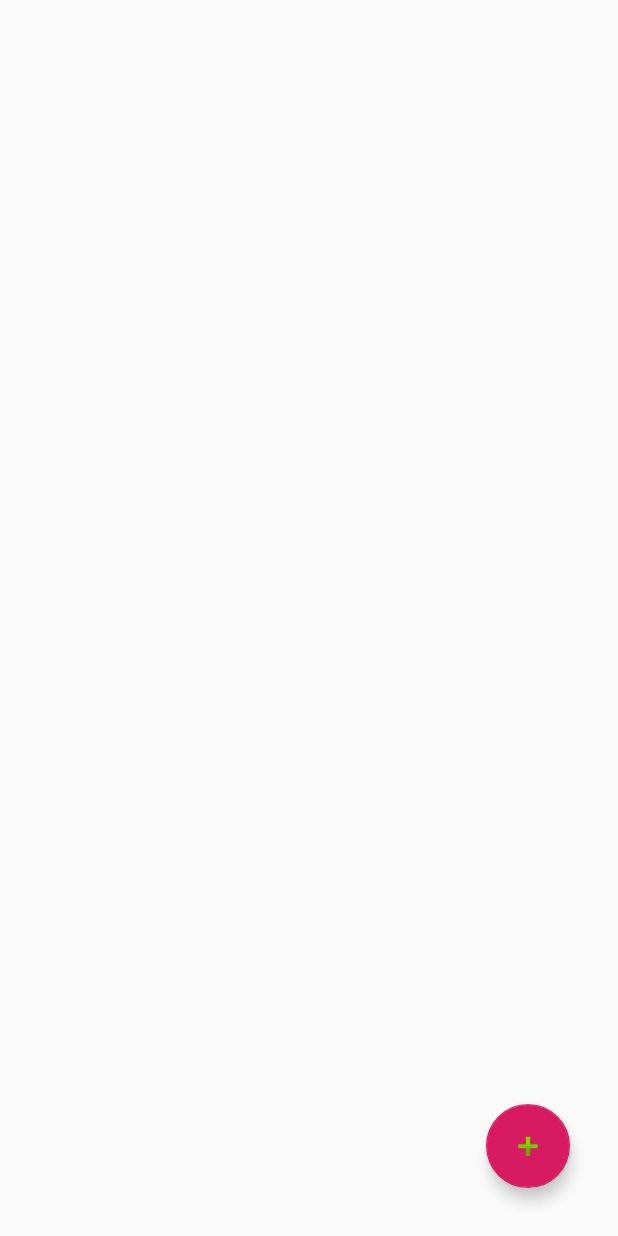
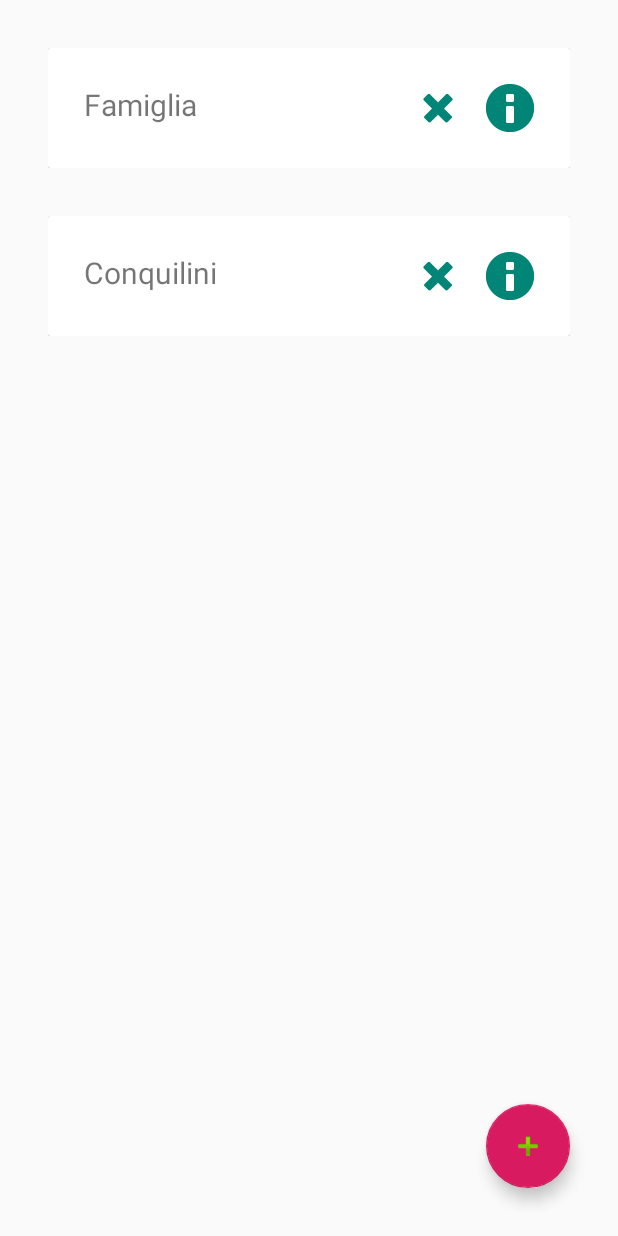
Before and after one commit to emizzz/androidTest, an Android app: the screen it shows after launch (MainActivity), on a phone screen of 412 x 824 dp. Run offline under Robolectric (Android 15) with nearby library versions, the light colour scheme and no system bars.

Commit message:
List class (RecyclerView)

```diff
--- a/app/src/main/AndroidManifest.xml
+++ b/app/src/main/AndroidManifest.xml
@@ -1,5 +1,6 @@
 <?xml version="1.0" encoding="utf-8"?>
 <manifest xmlns:android="http://schemas.android.com/apk/res/android"
+    xmlns:tools="http://schemas.android.com/tools"
     package="com.example.cereal_shopper">
 
     <application
@@ -8,8 +9,9 @@
         android:label="@string/app_name"
         android:roundIcon="@mipmap/ic_launcher_round"
         android:supportsRtl="true"
-        android:theme="@style/AppTheme">
-        <activity android:name=".liste"></activity>
+        android:theme="@style/AppTheme"
+        tools:ignore="GoogleAppIndexingWarning">
+        <activity android:name=".liste" />
         <activity android:name=".group" />
         <activity android:name=".MainActivity">
             <intent-filter>
--- /dev/null
+++ b/app/src/main/java/com/example/cereal_shopper/List.java
@@ -0,0 +1,58 @@
+package com.example.cereal_shopper;
+
+import android.support.v7.widget.RecyclerView;
+import android.view.LayoutInflater;
+import android.view.View;
+import android.view.ViewGroup;
+import android.widget.TextView;
+
+
+public class List extends RecyclerView.Adapter<List.MyViewHolder> {
+    private String[] data;
+
+    // Provide a reference to the views for each data item
+    // Complex data items may need more than one view per item, and
+    // you provide access to all the views for a data item in a view holder
+    public static class MyViewHolder extends RecyclerView.ViewHolder {
+        public TextView  name;
+        public View mView;
+        public MyViewHolder(View v) {
+            super(v);
+            mView = v;
+            name = (TextView) mView.findViewById(R.id.item_name);
+        }
+    }
+
+    // Provide a suitable constructor (depends on the kind of data)
+    public List(String[] _data) {
+        data = _data;
+    }
+
+    // Create new views (invoked by the layout manager)
+    @Override
+    public List.MyViewHolder onCreateViewHolder(ViewGroup parent,
+                                                     int viewType) {
+        // create a new view
+        View v = LayoutInflater.from(parent.getContext())
+                .inflate(R.layout.list_item, parent, false);
+
+        MyViewHolder vh = new MyViewHolder(v);
+        return vh;
+    }
+
+    // Replace the contents of a view (invoked by the layout manager)
+    @Override
+    public void onBindViewHolder(MyViewHolder holder, int i) {
+        // - get element from your data at this position
+        // - replace the contents of the view with that element
+
+        //holder.mView.setText(data[position]);
+        holder.name.setText(data[i]);
+    }
+
+    // Return the size of your data (invoked by the layout manager)
+    @Override
+    public int getItemCount() {
+        return data.length;
+    }
+}
--- a/app/src/main/java/com/example/cereal_shopper/MainActivity.java
+++ b/app/src/main/java/com/example/cereal_shopper/MainActivity.java
@@ -4,17 +4,41 @@ import android.content.Intent;
 import android.support.design.widget.FloatingActionButton;
 import android.support.v7.app.AppCompatActivity;
 import android.os.Bundle;
+import android.support.v7.widget.LinearLayoutManager;
+import android.support.v7.widget.RecyclerView;
 import android.view.View;
 import android.widget.Toast;
 
+import java.util.ArrayList;
+
 public class MainActivity extends AppCompatActivity {
 
-    FloatingActionButton fab;
+    private RecyclerView groupsListView;
+    private RecyclerView.Adapter groupsListAdapter;
+    private RecyclerView.LayoutManager mLayoutManager;
+
+    private String[] groupsNames = new String[] {"Famiglia", "Conquilini"};
+
+    private FloatingActionButton fab;
+
+
     @Override
     protected void onCreate(Bundle savedInstanceState) {
         super.onCreate(savedInstanceState);
         setContentView(R.layout.activity_main);
 
+
+        /*create recycler view*/
+        groupsListView = (RecyclerView) findViewById(R.id.groups_list);
+        mLayoutManager = new LinearLayoutManager(this);
+        groupsListView.setLayoutManager(mLayoutManager);
+
+        groupsListAdapter = new List(groupsNames);
+        groupsListView.setAdapter(groupsListAdapter);
+
+
+
+        /*fab button
         fab = findViewById(R.id.addgroup);
         fab.setOnClickListener(new View.OnClickListener() {
             @Override
@@ -22,7 +46,10 @@ public class MainActivity extends AppCompatActivity {
                 Intent intent = new Intent(getApplicationContext(),liste.class);
                 startActivity(intent);
             }
-        });
+        });*/
+
+
+
     }
 
 
--- a/app/src/main/res/layout/list_item.xml
+++ b/app/src/main/res/layout/list_item.xml
@@ -1,7 +1,7 @@
 <?xml version="1.0" encoding="utf-8"?>
 <LinearLayout xmlns:android="http://schemas.android.com/apk/res/android"
-    android:id="@+id/item"
-    android:layout_width="match_parent" android:layout_height="match_parent"
+    android:id="@+id/group_list_item"
+    android:layout_width="match_parent" android:layout_height="wrap_content"
     android:padding="16dp"
     >
 
```
